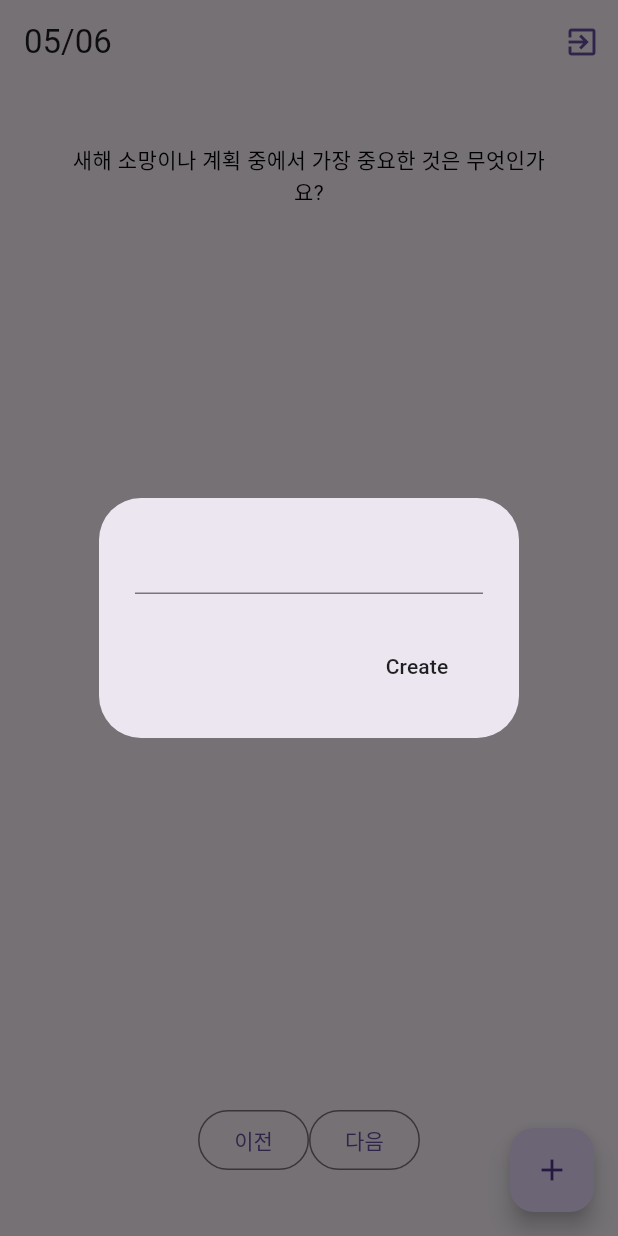
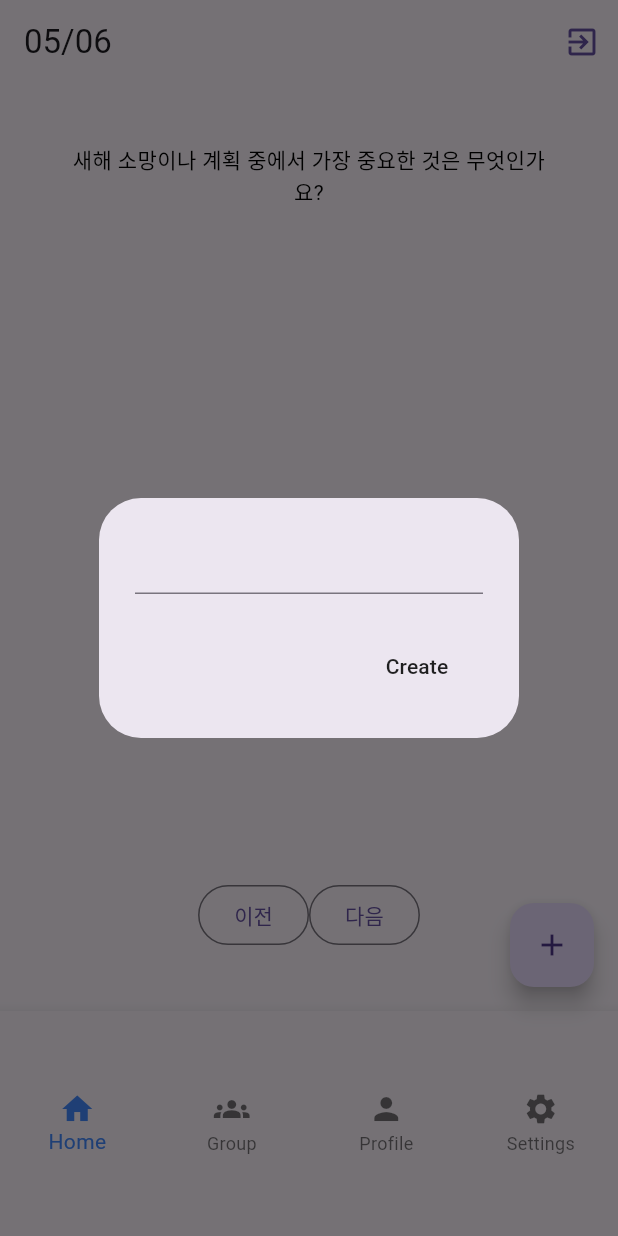
Before and after one commit to organization-hyun/moondab, a Flutter app: the screen it shows once a user with an empty profile is signed in, after a tap on "이전", after a tap on "다음", after a tap on the "add" icon, on a phone screen of 412 x 824 dp. Run offline on Flutter 3.47's test engine with Material 3 defaults, Android fonts, the phone set to English and light mode, and no system bars; our stand-ins replace firebase_auth, firebase_core, isar; accounts and stored records are empty; generated files the repository leaves out were written again.

Commit message:
[#31] bottomNavigationBar 4개 아이콘 추가 (#37)

```diff
--- a/frontend/lib/screens/question_screen.dart
+++ b/frontend/lib/screens/question_screen.dart
@@ -26,6 +26,7 @@ class QuestionScreen extends StatefulWidget {
 class _QuestionScreen extends State<QuestionScreen> {
   // text controller to access what the user typed
   final textController = TextEditingController();
+  int _seletedBottomNavigationIndex = 0;
 
   // create an answer
   void createAnswer() {
@@ -147,7 +148,6 @@ class _QuestionScreen extends State<QuestionScreen> {
   Widget build(context) {
     final answerDatabase = context.watch<AnswerDatabase>();
     List<Answer> currentAnswers = answerDatabase.currentAnswers;
-
     return Scaffold(
       appBar: AppBar(
         title: GestureDetector(
@@ -177,6 +177,36 @@ class _QuestionScreen extends State<QuestionScreen> {
             ),
           ),
         ],
+      ),
+      bottomNavigationBar: SizedBox(
+        height: 150,
+        child: BottomNavigationBar(
+          type: BottomNavigationBarType.fixed, // item이 4개 이상일 경우 추가
+          items: const <BottomNavigationBarItem>[
+            BottomNavigationBarItem(
+              icon: Icon(Icons.home),
+              label: 'Home',
+            ),
+            BottomNavigationBarItem(
+              icon: Icon(Icons.groups),
+              label: 'Group',
+            ),
+            BottomNavigationBarItem(
+              icon: Icon(Icons.person),
+              label: 'Profile',
+            ),
+            BottomNavigationBarItem(
+              icon: Icon(Icons.settings),
+              label: 'Settings',
+            ),
+          ],
+
+          currentIndex: _seletedBottomNavigationIndex,
+          selectedItemColor: Colors.blueAccent,
+          onTap: (int index) {
+            _seletedBottomNavigationIndex = index;
+          },
+        ),
       ),
       body: SizedBox(
         width: double.infinity,
```
